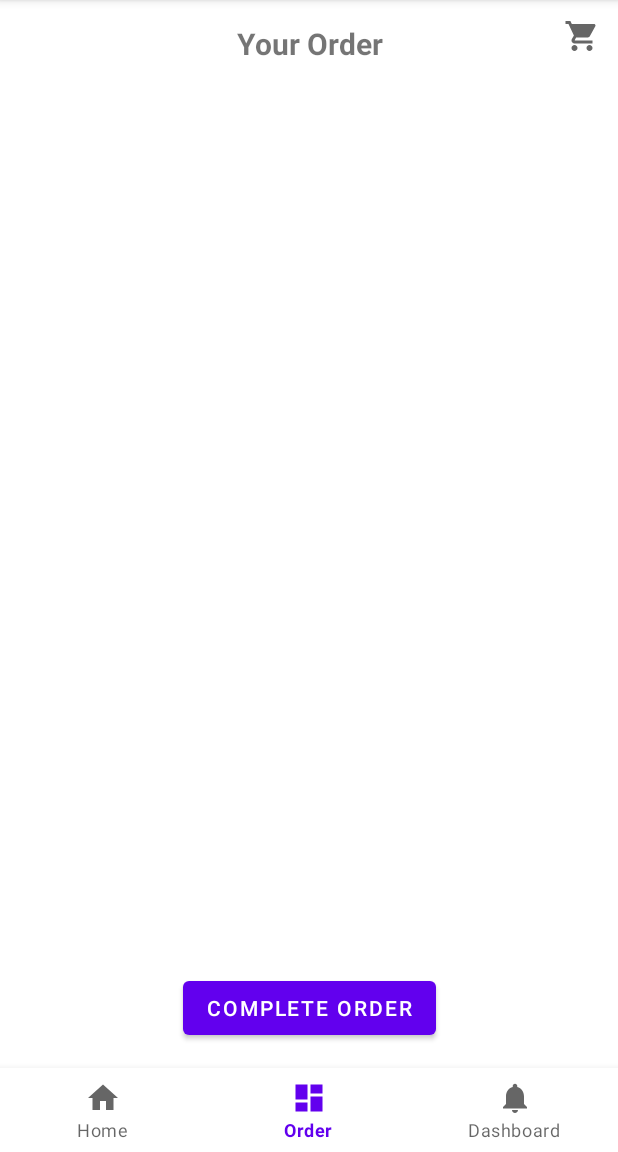
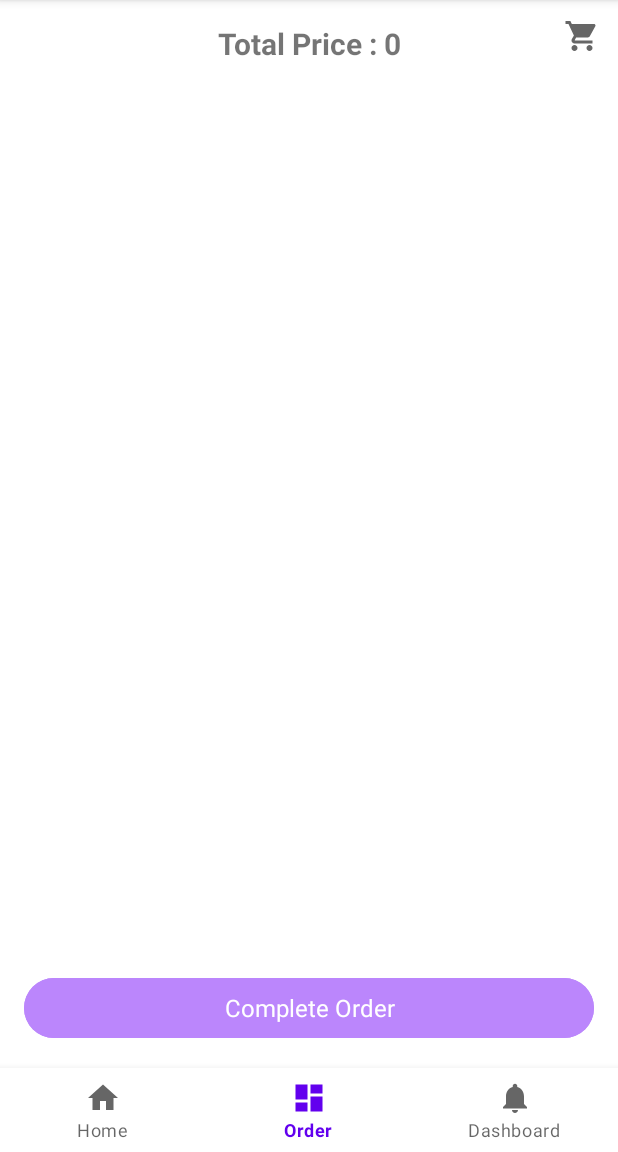
Before and after one commit to mookyjan/PizzaDeliveryApp, an Android app: the OrderFragment screen opened through its navigation route, on a phone screen of 412 x 824 dp, the part 84-1236 px from its top. Run offline under Robolectric (Android 15) with nearby library versions, the phone set to English and light mode, and no system bars; our stand-ins replace Dagger/Hilt's generated code, navigation-ui; pictures from the network do not load; 3 statements that could not run were skipped.

Commit message:
refactor: updated the order list ui

```diff
--- a/app/src/main/java/com/mudassir/pizzadeliveryapp/di/modules/ViewModelFactoryModule.kt
+++ b/app/src/main/java/com/mudassir/pizzadeliveryapp/di/modules/ViewModelFactoryModule.kt
@@ -3,6 +3,7 @@ package com.mudassir.pizzadeliveryapp.di.modules
 import androidx.lifecycle.ViewModel
 import androidx.lifecycle.ViewModelProvider
 import com.mudassir.pizzadeliveryapp.ui.home.HomeViewModel
+import com.mudassir.pizzadeliveryapp.ui.order.OrderViewModel
 import dagger.Binds
 import dagger.Module
 import dagger.multibindings.IntoMap
@@ -18,5 +19,10 @@ abstract class ViewModelFactoryModule {
     @ViewModelKey(HomeViewModel::class)
     abstract fun provideHomeViewModel(viewModel: HomeViewModel): ViewModel
 
+    @Binds
+    @IntoMap
+    @ViewModelKey(OrderViewModel::class)
+    abstract fun provideOrderViewModel(viewModel: OrderViewModel) : ViewModel
+
 
 }
--- a/app/src/main/java/com/mudassir/pizzadeliveryapp/ui/home/HomeViewModel.kt
+++ b/app/src/main/java/com/mudassir/pizzadeliveryapp/ui/home/HomeViewModel.kt
@@ -14,17 +14,10 @@ class HomeViewModel @Inject constructor(private val menuListUseCase: MenuListUse
 
     val TAG = HomeViewModel::class.java.name
 
-    private val _text = MutableLiveData<String>().apply {
-        value = "This is home Fragment"
-    }
-    val text: LiveData<String> = _text
-
     var pizzaList : MutableLiveData<List<Pizza>> = MutableLiveData(listOf())
 
     // Get the current list of pizzas
     val currentList = pizzaList.value?.toMutableList() ?: mutableListOf()
-
-
 
     var currentPizza : Pizza = Pizza()
 
@@ -34,7 +27,7 @@ class HomeViewModel @Inject constructor(private val menuListUseCase: MenuListUse
     var _sizeSelected = MutableLiveData<PizzaSizeAndPrice>()
     val sizeSelected: LiveData<PizzaSizeAndPrice> = _sizeSelected
 
-
+    var orderPrice : MutableLiveData<Int> = MutableLiveData(0)
     var totalPrice: Int = 0
     val menuLiveDataEvent = MutableLiveData<Unit>()
 
@@ -131,4 +124,13 @@ class HomeViewModel @Inject constructor(private val menuListUseCase: MenuListUse
         }
     }
 
+    fun calculateTotalPrice(pizzas: List<Pizza>): Int {
+       var totalPrice = 0
+        for (pizza in pizzas) {
+            totalPrice = totalPrice?.plus(pizza.resultPrice?:0)?:0
+        }
+        orderPrice.postValue(totalPrice)
+        return totalPrice
+    }
+
 }
--- a/app/src/main/java/com/mudassir/pizzadeliveryapp/ui/order/OrderFragment.kt
+++ b/app/src/main/java/com/mudassir/pizzadeliveryapp/ui/order/OrderFragment.kt
@@ -8,6 +8,7 @@ import android.view.View
 import android.view.ViewGroup
 import androidx.fragment.app.Fragment
 import androidx.fragment.app.activityViewModels
+import androidx.fragment.app.viewModels
 import androidx.lifecycle.Observer
 import androidx.lifecycle.ViewModelProvider
 import androidx.recyclerview.widget.GridLayoutManager
@@ -31,6 +32,8 @@ class OrderFragment : Fragment(), OrderListAdapter.CartItemListener {
     lateinit var viewModelFactory: ViewModelProvider.Factory
 
     private val viewModel: HomeViewModel by activityViewModels { viewModelFactory }
+
+    private val orderViewModel : OrderViewModel by viewModels { viewModelFactory }
 
     lateinit var mAdapter: OrderListAdapter
 
@@ -61,12 +64,20 @@ class OrderFragment : Fragment(), OrderListAdapter.CartItemListener {
         viewModel.pizzaList.observe(viewLifecycleOwner, Observer {
             Log.d(TAG, "observeEvents: ob $it")
             mAdapter.submitList(it)
+           val total = viewModel.calculateTotalPrice(it)
+            Log.d(TAG, "observeEvents: $total")
         })
 
         mBinding.btnOrder.setOnClickListener {
            val list = viewModel.pizzaList.value
-            Log.d(TAG, "observeEvents: $list")
+
+           val arr = orderViewModel.orderRequestData(list,viewModel.totalPrice.toFloat())
+            Log.d(TAG, "observeEvents: $arr")
         }
+
+        viewModel.orderPrice.observe(viewLifecycleOwner, Observer {
+            mBinding.tvOrder.text = String.format(getString(R.string.txt_total_price), it)
+        })
 
     }
 
--- a/app/src/main/res/layout/fragment_order.xml
+++ b/app/src/main/res/layout/fragment_order.xml
@@ -38,13 +38,17 @@
         app:layout_constraintBottom_toTopOf="@+id/btn_order"
         app:layout_constraintTop_toBottomOf="@+id/tv_order" />
 
-
     <com.google.android.material.button.MaterialButton
         android:id="@+id/btn_order"
-        android:layout_width="wrap_content"
+        android:layout_width="0dp"
         android:layout_height="wrap_content"
         android:text="@string/btn_complete_order"
         android:layout_margin="@dimen/spacing_large"
+        android:textAllCaps="false"
+        android:textSize="@dimen/spacing_large"
+        android:textColor="@color/white"
+        android:backgroundTint="@color/purple_200"
+        style="@style/Widget.Material3.Button.TextButton"
         app:layout_constraintBottom_toBottomOf="parent"
         app:layout_constraintEnd_toEndOf="parent"
         app:layout_constraintStart_toStartOf="parent" />
--- a/app/src/main/res/values/strings.xml
+++ b/app/src/main/res/values/strings.xml
@@ -16,4 +16,5 @@
 
     <string name="txt_your_order">Your Order</string>
     <string name="btn_complete_order">Complete Order</string>
+    <string name="txt_total_price">Total Price : %1$d</string>
 </resources>
--- a/domain/src/main/java/com/mudassir/domain/model/Pizza.kt
+++ b/domain/src/main/java/com/mudassir/domain/model/Pizza.kt
@@ -9,14 +9,13 @@ data class PizzaSizeAndPrice (val size: PizzaSize, val price: Int)
 
 data class PizzaToppingAndPrice (val topping: PizzaToppings, val price: Int)
 
-
 data class Pizza(val name: String = "",
                  val image: Int = 0,
                  var quantity: Int = 0,
                  var price: Int = 0,
                  var size: PizzaSizeAndPrice = PizzaSizeAndPrice (PizzaSize.M, 5),
                  val toppings: HashSet<PizzaToppingAndPrice> = HashSet(),
-                 var resultPrice: Int? = price + size.price,
+                 var resultPrice: Int? = price * quantity + size.price,
                  var imageName: String = ""
 ) {
 
```
Also changed, not shown: app/src/main/java/com/mudassir/pizzadeliveryapp/model/OrderRequestData.kt (added, +20 -0 lines), app/src/main/java/com/mudassir/pizzadeliveryapp/ui/order/OrderListAdapter.kt (+15 -28 lines), app/src/main/java/com/mudassir/pizzadeliveryapp/ui/order/OrderViewModel.kt (+17 -1 lines), data/src/main/java/com/mudassir/data/mapper/PizzaDataToUiDataMapper.kt (+5 -12 lines).
